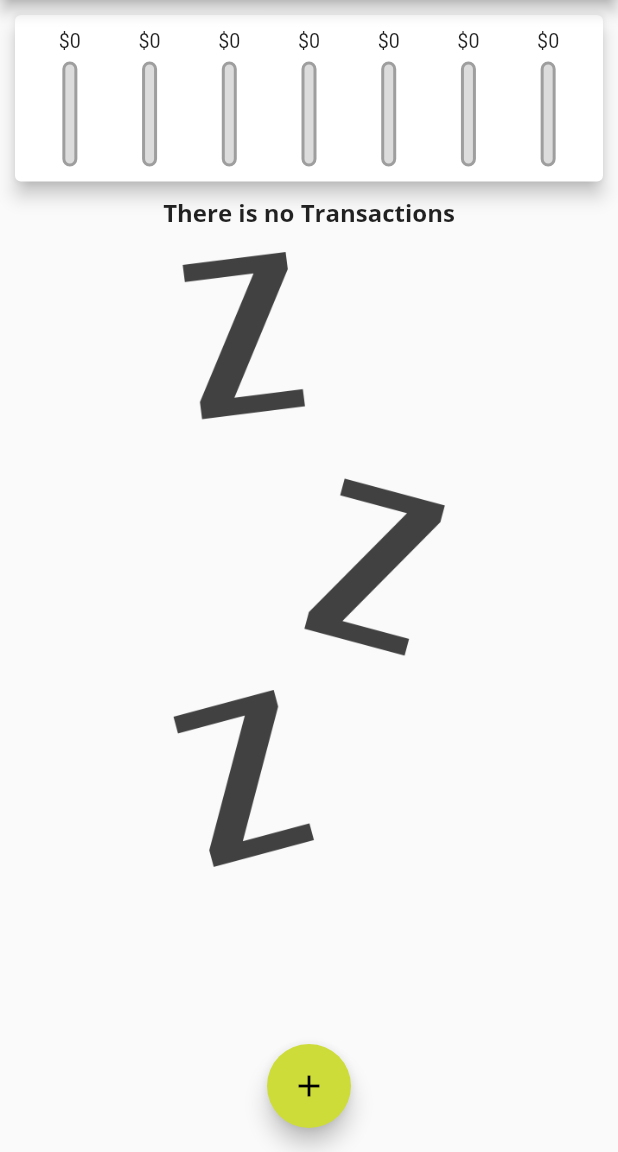
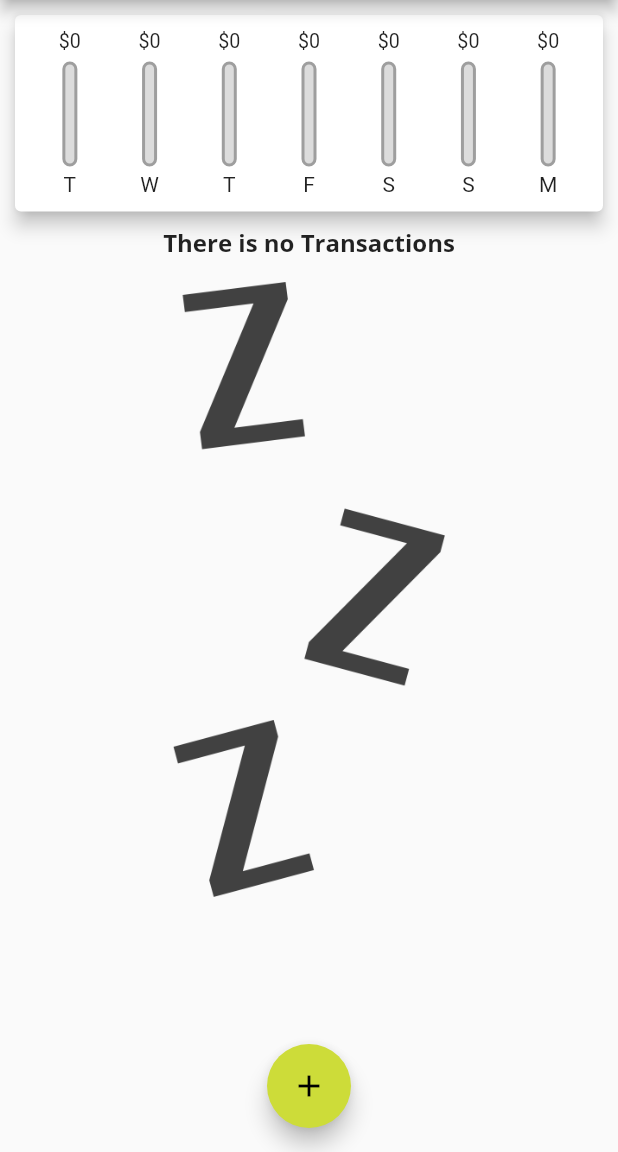
Before and after one commit to abu271200/Notes, a Flutter app: the screen it shows after launch, on a phone screen of 412 x 824 dp, the part 84-1236 px from its top. Run offline on Flutter 3.47's test engine with Material 2 defaults, Android fonts, the phone set to English and light mode, and no system bars; Roboto replaces fonts that are missing (OpenSana).

Commit message:
bar crtd

```diff
--- a/lib/widgets/chart_bar.dart
+++ b/lib/widgets/chart_bar.dart
@@ -35,10 +35,23 @@ class ChartBar extends StatelessWidget {
                   color: Color.fromRGBO(220, 220, 220, 1),
                   borderRadius: BorderRadius.circular(10),
                 ),
+              ),
+              FractionallySizedBox(
+                heightFactor: spendingPtOfTotal,
+                child: Container(
+                  decoration: BoxDecoration(
+                    color: Theme.of(context).primaryColor,
+                    borderRadius: BorderRadius.circular(10),
+                  ),
+                ),
               )
             ],
           ),
-        )
+        ),
+         SizedBox(
+           height: 4,
+        ),
+        Text(label),
       ],
     );
   }
```
